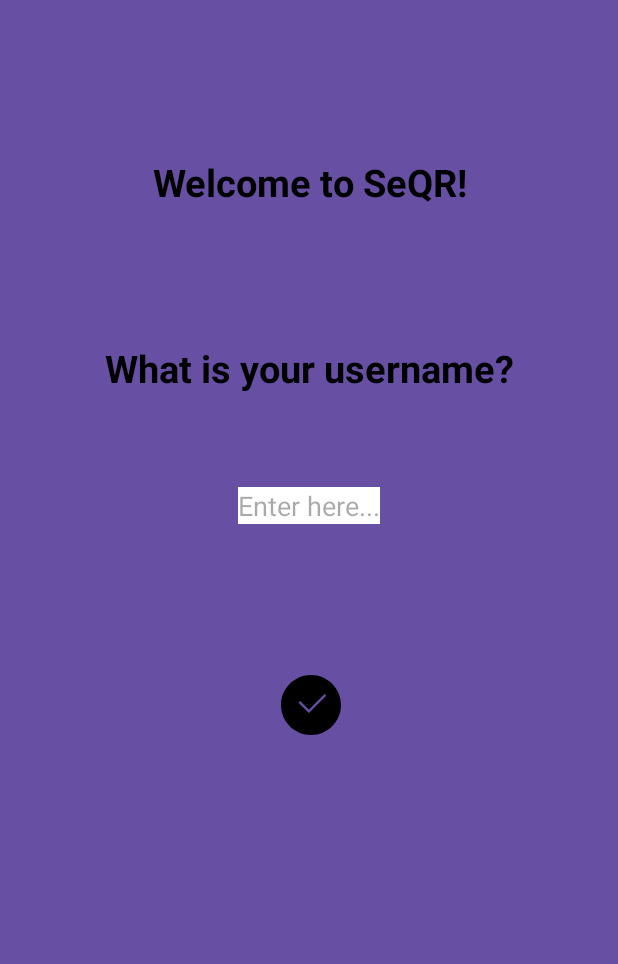
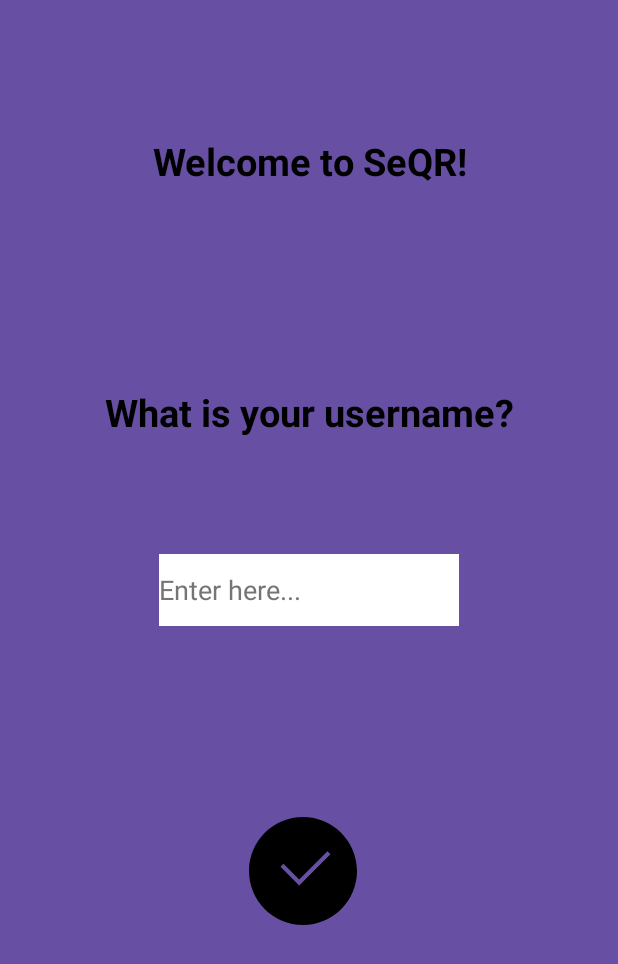
Before and after one commit to Team4GPA/SeQR, an Android app: the screen it shows after launch (MainActivity), on a phone screen of 412 x 824 dp. Shown: the top 964 px of the screen. Run offline under Robolectric (Android 15) with nearby library versions, the phone set to English and light mode, and no system bars; 4 statements that could not run were skipped.

Commit message:
Start up page updated

```diff
--- a/SeQR/app/src/main/java/com/example/seqr/MainActivity.java
+++ b/SeQR/app/src/main/java/com/example/seqr/MainActivity.java
@@ -143,7 +143,7 @@ public class MainActivity extends AppCompatActivity {
     private void startUpLogic(){
         setContentView(R.layout.start_up);
         EditText userNameEntry = findViewById(R.id.enteredUsername);
-        Button confirmButton = findViewById(R.id.signUpConfirmButton);
+        Button confirmButton = findViewById(R.id.createProfileConfirmButton);
 
         confirmButton.setOnClickListener(new View.OnClickListener() {
             @Override
--- a/SeQR/app/src/main/res/layout/start_up.xml
+++ b/SeQR/app/src/main/res/layout/start_up.xml
@@ -9,10 +9,8 @@
     <TextView
         android:id="@+id/textView2"
         android:layout_width="match_parent"
-
-
         android:layout_height="wrap_content"
-        android:layout_marginTop="104dp"
+        android:layout_marginTop="90dp"
         android:gravity="center"
         android:text="@string/welcome_to_seqr"
         android:textColor="@color/black"
@@ -25,7 +23,8 @@
         android:id="@+id/textView"
         android:layout_width="match_parent"
         android:layout_height="wrap_content"
-        android:layout_marginBottom="472dp"
+        android:layout_marginTop="70dp"
+        android:layout_marginBottom="470dp"
         android:text="@string/what_is_your_username"
         android:textSize="25sp"
         android:textStyle="bold"
@@ -33,38 +32,40 @@
         android:gravity="center"
         app:layout_constraintBottom_toBottomOf="parent"
         app:layout_constraintEnd_toEndOf="parent"
-        app:layout_constraintHorizontal_bias="0.498"
         app:layout_constraintStart_toStartOf="parent"
         app:layout_constraintTop_toBottomOf="@+id/textView2" />
 
     <EditText
         android:id="@+id/enteredUsername"
+        android:layout_width="200dp"
+        android:layout_height="48dp"
+        android:layout_marginTop="30dp"
+        android:layout_marginBottom="40dp"
+        android:background="@color/white"
+        android:hint="@string/enter_here"
+        android:inputType="text"
+        android:textColorHint="#757575"
+        app:layout_constraintBottom_toTopOf="@id/createProfileConfirmButton"
+        app:layout_constraintEnd_toEndOf="parent"
+        app:layout_constraintStart_toStartOf="parent"
+        app:layout_constraintTop_toBottomOf="@+id/textView"
+        android:importantForAutofill="no" />
+
+    <com.google.android.material.button.MaterialButton
+        android:id="@+id/createProfileConfirmButton"
         android:layout_width="wrap_content"
         android:layout_height="wrap_content"
-        android:background="@color/white"
-        android:layout_marginBottom="24dp"
-        android:hint="@string/enter_here"
+        android:layout_marginTop="30dp"
+        android:layout_marginBottom="150dp"
+        android:background="?attr/selectableItemBackground"
+        android:contentDescription="@string/a_button_to_confirm_that_you_want_to_create_a_profile"
+        app:icon="@drawable/checkmark_icon"
+        app:iconSize="72dp"
+        app:iconTint="@color/black"
         app:layout_constraintBottom_toBottomOf="parent"
         app:layout_constraintEnd_toEndOf="parent"
         app:layout_constraintStart_toStartOf="parent"
-        app:layout_constraintTop_toBottomOf="@+id/textView"
-        app:layout_constraintVertical_bias="0.121" />
-
-    <com.google.android.material.button.MaterialButton
-        android:id="@+id/signUpConfirmButton"
-        android:background="?attr/selectableItemBackground"
-        android:layout_width="84dp"
-        android:layout_height="84dp"
-        app:iconSize="40dp"
-        app:iconGravity="start"
-        app:iconTint="@color/black"
-        app:icon="@drawable/checkmark_icon"
-        app:layout_constraintBottom_toBottomOf="parent"
-        app:layout_constraintEnd_toEndOf="parent"
-        app:layout_constraintHorizontal_bias="0.498"
-        app:layout_constraintStart_toStartOf="parent"
-        app:layout_constraintTop_toBottomOf="@+id/enteredUsername"
-        app:layout_constraintVertical_bias="0.202" />
+        app:layout_constraintTop_toBottomOf="@+id/enteredUsername" />
 
 
 </androidx.constraintlayout.widget.ConstraintLayout>
--- a/SeQR/app/src/main/res/values/strings.xml
+++ b/SeQR/app/src/main/res/values/strings.xml
@@ -20,4 +20,5 @@
     <string name="enter_here">Enter here...</string>
     <string name="what_is_your_username">What is your username?</string>
     <string name="welcome_to_seqr">Welcome to SeQR!</string>
+    <string name="a_button_to_confirm_that_you_want_to_create_a_profile">Create profile confirmation</string>
 </resources>
```
